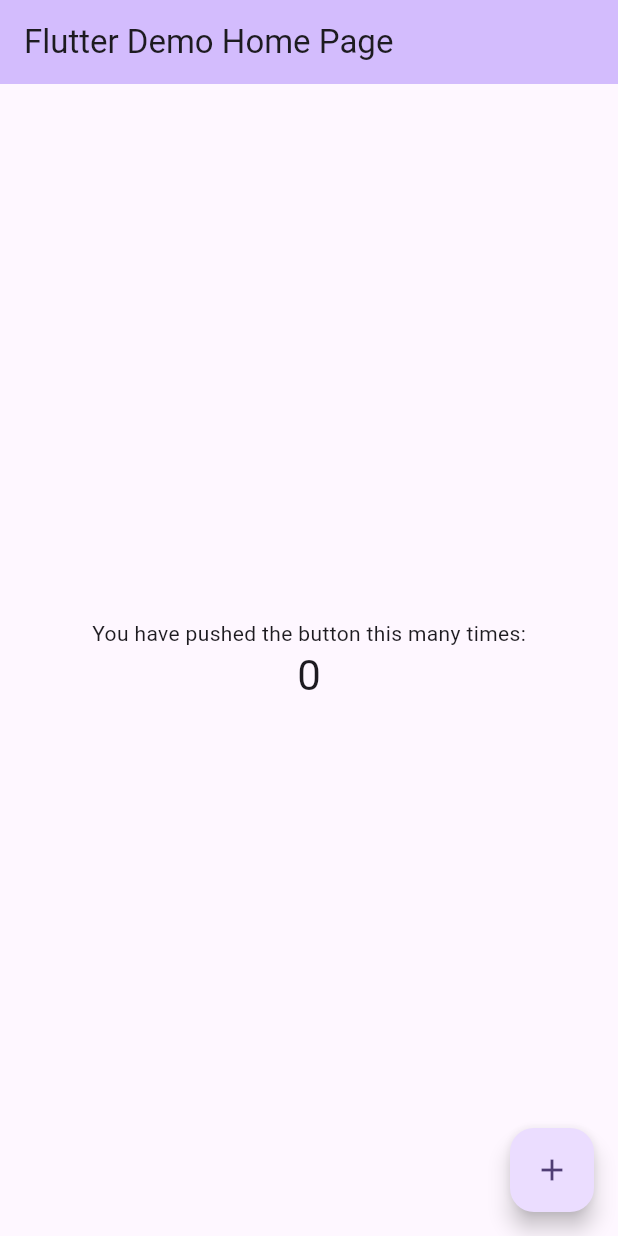
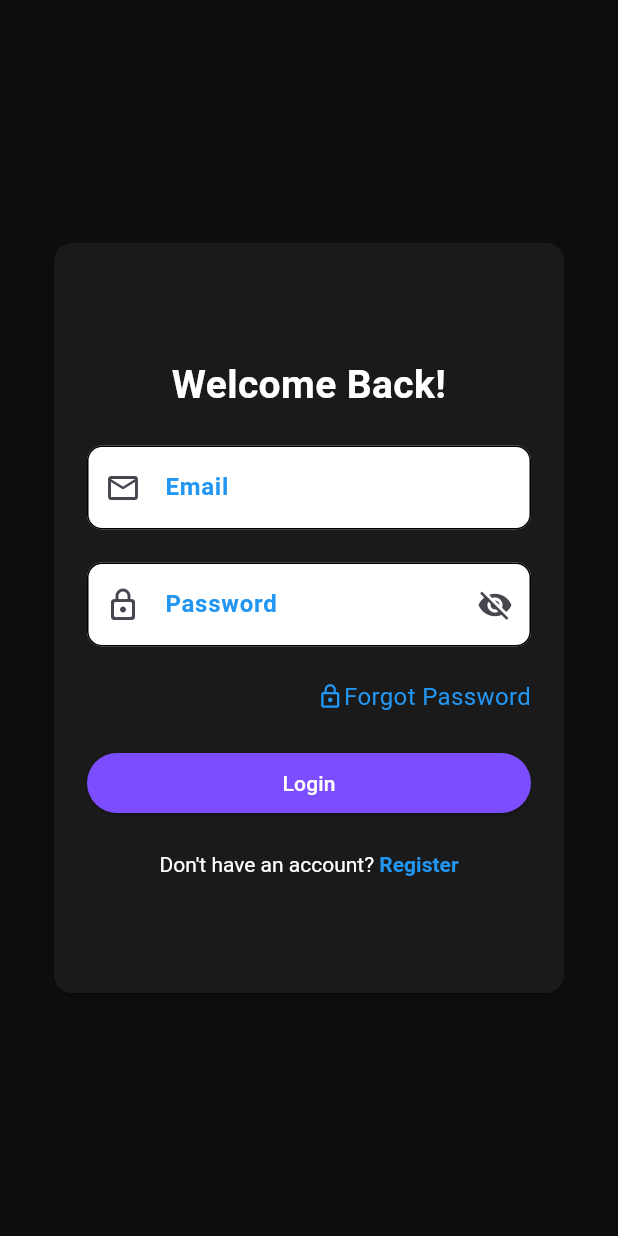
Before and after one commit to sinancholakkal/password_manager, a Flutter app: the screen it shows after launch, on a phone screen of 412 x 824 dp. Run offline on Flutter 3.47's test engine with Material 3 defaults, Android fonts, the phone set to English and light mode, and no system bars; our stand-ins replace firebase_core, go_router; accounts and stored records are empty.

Commit message:
Login screen added

```diff
--- a/lib/main.dart
+++ b/lib/main.dart
@@ -1,122 +1,27 @@
+import 'package:firebase_core/firebase_core.dart';
 import 'package:flutter/material.dart';
+import 'package:password_manager/firebase_options.dart';
+import 'package:password_manager/routes/app_router.dart';
+import 'package:password_manager/views/login_screen.dart';
 
-void main() {
+void main()async {
+    WidgetsFlutterBinding.ensureInitialized();
+  await Firebase.initializeApp(options: DefaultFirebaseOptions.currentPlatform);
   runApp(const MyApp());
 }
 
 class MyApp extends StatelessWidget {
   const MyApp({super.key});
 
-  // This widget is the root of your application.
   @override
   Widget build(BuildContext context) {
-    return MaterialApp(
-      title: 'Flutter Demo',
+    return MaterialApp.router(
+      debugShowCheckedModeBanner: false,
+      routerConfig: appRouter,
       theme: ThemeData(
-        // This is the theme of your application.
-        //
-        // TRY THIS: Try running your application with "flutter run". You'll see
-        // the application has a purple toolbar. Then, without quitting the app,
-        // try changing the seedColor in the colorScheme below to Colors.green
-        // and then invoke "hot reload" (save your changes or press the "hot
-        // reload" button in a Flutter-supported IDE, or press "r" if you used
-        // the command line to start the app).
-        //
-        // Notice that the counter didn't reset back to zero; the application
-        // state is not lost during the reload. To reset the state, use hot
-        // restart instead.
-        //
-        // This works for code too, not just values: Most code changes can be
-        // tested with just a hot reload.
-        colorScheme: ColorScheme.fromSeed(seedColor: Colors.deepPurple),
+       primaryColor: Color(0xFF1E6F9F),
       ),
-      home: const MyHomePage(title: 'Flutter Demo Home Page'),
+
     );
   }
 }
-
-class MyHomePage extends StatefulWidget {
-  const MyHomePage({super.key, required this.title});
-
-  // This widget is the home page of your application. It is stateful, meaning
-  // that it has a State object (defined below) that contains fields that affect
-  // how it looks.
-
-  // This class is the configuration for the state. It holds the values (in this
-  // case the title) provided by the parent (in this case the App widget) and
-  // used by the build method of the State. Fields in a Widget subclass are
-  // always marked "final".
-
-  final String title;
-
-  @override
-  State<MyHomePage> createState() => _MyHomePageState();
-}
-
-class _MyHomePageState extends State<MyHomePage> {
-  int _counter = 0;
-
-  void _incrementCounter() {
-    setState(() {
-      // This call to setState tells the Flutter framework that something has
-      // changed in this State, which causes it to rerun the build method below
-      // so that the display can reflect the updated values. If we changed
-      // _counter without calling setState(), then the build method would not be
-      // called again, and so nothing would appear to happen.
-      _counter++;
-    });
-  }
-
-  @override
-  Widget build(BuildContext context) {
-    // This method is rerun every time setState is called, for instance as done
-    // by the _incrementCounter method above.
-    //
-    // The Flutter framework has been optimized to make rerunning build methods
-    // fast, so that you can just rebuild anything that needs updating rather
-    // than having to individually change instances of widgets.
-    return Scaffold(
-      appBar: AppBar(
-        // TRY THIS: Try changing the color here to a specific color (to
-        // Colors.amber, perhaps?) and trigger a hot reload to see the AppBar
-        // change color while the other colors stay the same.
-        backgroundColor: Theme.of(context).colorScheme.inversePrimary,
-        // Here we take the value from the MyHomePage object that was created by
-        // the App.build method, and use it to set our appbar title.
-        title: Text(widget.title),
-      ),
-      body: Center(
-        // Center is a layout widget. It takes a single child and positions it
-        // in the middle of the parent.
-        child: Column(
-          // Column is also a layout widget. It takes a list of children and
-          // arranges them vertically. By default, it sizes itself to fit its
-          // children horizontally, and tries to be as tall as its parent.
-          //
-          // Column has various properties to control how it sizes itself and
-          // how it positions its children. Here we use mainAxisAlignment to
-          // center the children vertically; the main axis here is the vertical
-          // axis because Columns are vertical (the cross axis would be
-          // horizontal).
-          //
-          // TRY THIS: Invoke "debug painting" (choose the "Toggle Debug Paint"
-          // action in the IDE, or press "p" in the console), to see the
-          // wireframe for each widget.
-          mainAxisAlignment: MainAxisAlignment.center,
-          children: <Widget>[
-            const Text('You have pushed the button this many times:'),
-            Text(
-              '$_counter',
-              style: Theme.of(context).textTheme.headlineMedium,
-            ),
-          ],
-        ),
-      ),
-      floatingActionButton: FloatingActionButton(
-        onPressed: _incrementCounter,
-        tooltip: 'Increment',
-        child: const Icon(Icons.add),
-      ), // This trailing comma makes auto-formatting nicer for build methods.
-    );
-  }
-}
--- a/lib/routes/app_router.dart
+++ b/lib/routes/app_router.dart
@@ -1,12 +1,14 @@
-import 'package:go_router/go_router.dart';
-import 'package:team_week_task/views/home_screen.dart';
-import 'package:team_week_task/views/login_screen.dart';
-import 'package:team_week_task/views/register_screen.dart';
-import 'package:team_week_task/views/splash_screen.dart';
 
 
+
+import 'package:go_router/go_router.dart';
+import 'package:password_manager/views/home_screen.dart';
+import 'package:password_manager/views/login_screen.dart';
+import 'package:password_manager/views/register_screen.dart';
+import 'package:password_manager/views/splash_screen.dart';
+
 final GoRouter appRouter = GoRouter(
-  initialLocation: '/splash',
+  initialLocation: '/login',
   routes: [
     GoRoute(path: '/login', builder: (context, state) => const LoginScreen()),
     GoRoute(
--- /dev/null
+++ b/lib/utils/app_color.dart
@@ -0,0 +1,13 @@
+// ignore_for_file: constant_identifier_names
+
+import 'package:flutter/material.dart';
+
+final kWhite = Colors.white;
+const kBlack = Colors.black;
+const kGrey = Colors.grey;
+const kBlue = Colors.blue;
+const KBcolor = Colors.deepPurpleAccent;
+const Kred = Colors.red;
+
+Color bgcolor = Color(0xFF0D0D0D);
+Color bgcard = Color(0xFF1A1A1A);
--- /dev/null
+++ b/lib/utils/app_sizedbox.dart
@@ -0,0 +1,14 @@
+import 'package:flutter/material.dart';
+
+class AppSizedBox {
+  // Vertical spaces
+  static const SizedBox h20 = SizedBox(height: 20);
+  static const SizedBox h16 = SizedBox(height: 16);
+  static const SizedBox h24 = SizedBox(height: 24);
+  static const SizedBox h70 = SizedBox(height: 60);
+
+  // Horizontal spaces
+  static const SizedBox w8 = SizedBox(width: 8);
+  static const SizedBox w16 = SizedBox(width: 16);
+  static const SizedBox w24 = SizedBox(width: 24);
+}
--- /dev/null
+++ b/lib/utils/app_sizes.dart
@@ -0,0 +1,5 @@
+const double Klheight = 500;
+const double Klwidth = 340;
+const double KRwidth = 340;
+const double KRheight = 950;
+const double kmenuRadius = 14;
--- /dev/null
+++ b/lib/utils/app_string.dart
@@ -0,0 +1,23 @@
+class AppStrings {
+  static const String forgotPassword = "Forgot Password";
+  static const String login = "Login";
+  static const String register = "Register";
+  static const String email = "Email";
+  static const String password = "Password";
+  static const String dontaccount = "Don't have an account?";
+  static const String welcomeback = "Welcome Back!";
+  static const String createAnAcc = "Create an Account";
+  static const String name = "Name";
+  static const String contactno = "Contact No";
+  static const String conformpassword = "Confirm Password";
+  static const String alreadycc = "Already have an account";
+  static const String lSuccessMsg = "Successfully logged in";
+  static const String cancel = "cancel";
+  static const conform = "Yes, Confirm";
+  static const logout = "Logout";
+  static const logoutContent = "Are you sure you want to logout?";
+  static const logoutS = "Logout successful";
+  static const logoutF = "Logout failed";
+ static final List<String> genders = ["Male", "Female", "Other"];
+
+}
--- /dev/null
+++ b/lib/utils/validators.dart
@@ -0,0 +1,60 @@
+class Validation {
+  static String? emailValidation(String? value) {
+    if (value == null || value.isEmpty) {
+      return "Email cannot be empty";
+    } else if (!value.endsWith("@gmail.com")) {
+      return "Invalid email address";
+    } else {
+      return null;
+    }
+  }
+
+  static String? passWordValidation(String? value) {
+    if (value == null || value.isEmpty) {
+      return "Password cannot be empty";
+    } else if (value.length < 6) {
+      return "Password must be at least 6 characters long";
+    } else {
+      return null;
+    }
+  }
+
+  static String? conformPasswordValidation(
+      {required String? value,
+      required String? password,
+      required String? conformPassword}) {
+    if (value == null || value.isEmpty) {
+      return "Conform password cannot be empty";
+    } else if (password != conformPassword) {
+      return "Passwords do not match.";
+    } else {
+      return null;
+    }
+  }
+
+  static String? nameValidate({required String? value,String comment = "Name"}) {
+    if (value == null || value.isEmpty) {
+      return "$comment is required";
+    } else {
+      return null;
+    }
+  }
+
+  static String? phoneNumberValidate({required String? value}) {
+    if (value == null || value.isEmpty) {
+      return "Phone number is required";
+    } else if (value.length != 10) {
+      return "Please enter valid number";
+    } else {
+      return null;
+    }
+  }
+
+  static String? addressValidate({required String? value}) {
+    if (value == null || value.isEmpty) {
+      return "Address is required";
+    } else {
+      return null;
+    }
+  }
+}
--- a/lib/views/home_screen.dart
+++ b/lib/views/home_screen.dart
@@ -0,0 +1,12 @@
+import 'package:flutter/material.dart';
+
+class HomeScreen extends StatelessWidget {
+  const HomeScreen({super.key});
+
+  @override
+  Widget build(BuildContext context) {
+    return Scaffold(
+
+    );
+  }
+}
--- a/lib/views/login_screen.dart
+++ b/lib/views/login_screen.dart
@@ -0,0 +1,41 @@
+
+import 'package:flutter/material.dart';
+import 'package:password_manager/utils/app_color.dart';
+import 'package:password_manager/utils/app_sizedbox.dart';
+import 'package:password_manager/utils/app_sizes.dart';
+import 'package:password_manager/utils/app_string.dart';
+import 'package:password_manager/views/widgets/card_top_session.dart';
+import 'package:password_manager/views/widgets/cardlogin_form_session.dart';
+
+
+class LoginScreen extends StatelessWidget {
+  const LoginScreen({super.key});
+
+  @override
+  Widget build(BuildContext context) {
+    return Scaffold(
+      backgroundColor: bgcolor,
+      body: SafeArea(
+        child: Center(
+          child: Card(
+            color: bgcard,
+            child: SizedBox(
+              width: Klwidth,
+              height: Klheight,
+              child: Column(
+                mainAxisAlignment: MainAxisAlignment.center,
+                children: [
+                  AppSizedBox.h20,
+                  //Icon and greet------
+                  CardTopSession(text: AppStrings.welcomeback,),
+                  //CardLoginFormSession--------
+                  CardLoginFormSession(),
+                ],
+              ),
+            ),
+          ),
+        ),
+      ),
+    );
+  }
+}
--- a/lib/views/register_screen.dart
+++ b/lib/views/register_screen.dart
@@ -0,0 +1,10 @@
+import 'package:flutter/material.dart';
+
+class RegisterScreen extends StatelessWidget {
+  const RegisterScreen({super.key});
+
+  @override
+  Widget build(BuildContext context) {
+    return Scaffold();
+  }
+}
--- a/lib/views/splash_screen.dart
+++ b/lib/views/splash_screen.dart
@@ -0,0 +1,10 @@
+import 'package:flutter/material.dart';
+
+class SplashScreen extends StatelessWidget {
+  const SplashScreen({super.key});
+
+  @override
+  Widget build(BuildContext context) {
+    return Scaffold();
+  }
+}
--- /dev/null
+++ b/lib/views/widgets/card_top_session.dart
@@ -0,0 +1,19 @@
+import 'package:flutter/material.dart';
+import 'package:password_manager/utils/app_color.dart';
+import 'package:password_manager/views/widgets/text_feild.dart';
+
+
+class CardTopSession extends StatelessWidget {
+  final String text;
+  const CardTopSession({super.key, required this.text});
+
+  @override
+  Widget build(BuildContext context) {
+    return TextWidget(
+          text: text,
+          color: kWhite,
+          fontWeight: FontWeight.bold,
+          size: 26,
+        );
+  }
+}
--- /dev/null
+++ b/lib/views/widgets/cardlogin_form_session.dart
@@ -0,0 +1,117 @@
+import 'dart:developer';
+
+import 'package:flutter/material.dart';
+import 'package:go_router/go_router.dart';
+import 'package:password_manager/utils/app_color.dart';
+import 'package:password_manager/utils/app_string.dart';
+import 'package:password_manager/utils/validators.dart';
+import 'package:password_manager/views/widgets/elevated_button.dart';
+import 'package:password_manager/views/widgets/rich_text_widget.dart';
+import 'package:password_manager/views/widgets/text_feild.dart';
+import 'package:password_manager/views/widgets/text_form_widget.dart';
+
+
+class CardLoginFormSession extends StatefulWidget {
+  const CardLoginFormSession({super.key});
+
+  @override
+  State<CardLoginFormSession> createState() => _CardLoginFormSessionState();
+}
+
+class _CardLoginFormSessionState extends State<CardLoginFormSession> {
+  final emailController = TextEditingController();
+
+  final passwordController = TextEditingController();
+
+  final _formKey = GlobalKey<FormState>();
+
+  @override
+  void dispose() {
+    emailController.dispose();
+    passwordController.dispose();
+    super.dispose();
+  }
+
+  @override
+  Widget build(BuildContext context) {
+    // return BlocListener<AuthBloc, AuthState>(
+    //   listener: (context, state) {
+    //     if (state is AuthLoadingState) {
+    //       loadingWidget(context);
+    //     } else if (state is AuthLoadedState) {
+    //       context.pop();
+    //       flutterToast(msg: state.message);
+    //       context.go("/home");
+    //     } else if (state is AuthErrorState) {
+    //       context.pop();
+    //       flutterToast(msg: state.errorMessage);
+    //     }
+    //   },
+      return Form(
+        key: _formKey,
+        child: Padding(
+          padding: const EdgeInsets.all(22),
+          child: Column(
+            spacing: 22,
+            children: [
+              TextFormFieldWidget(
+                labeltext: AppStrings.email,
+                controller: emailController,
+                prefixIcon: Icons.email_outlined,
+                validator: (p0) {
+                  return Validation.emailValidation(p0);
+                },
+              ),
+              TextFormFieldWidget(
+                type: TypeOfField.password,
+                labeltext: AppStrings.password,
+                controller: passwordController,
+                prefixIcon: Icons.lock_outline_rounded,
+                validator: (p0) {
+                  return Validation.passWordValidation(p0);
+                },
+              ),
+              Row(
+                mainAxisAlignment: MainAxisAlignment.end,
+                children: [
+                  Icon(Icons.lock_outline, color: kBlue, size: 18),
+
+                  TextWidget(
+                    text: AppStrings.forgotPassword,
+                    color: kBlue,
+                    size: 16,
+                  ),
+                ],
+              ),
+              //Button for navigation---------------
+              ElevatedWidget(
+                text: AppStrings.login,
+                onPressed: () {
+                  if (_formKey.currentState!.validate()) {
+                     log(" Validated--------------------");
+                    // context.read<AuthBloc>().add(
+                    //   LoaginEvent(
+                    //     email: emailController.text.trim(),
+                    //     password: passwordController.text.trim(),
+                    //   ),
+                    // );
+                    log("Event called");
+                  } else {
+                    log("Not Validated--------------------");
+                  }
+                },
+              ),
+              //Rich text widget-----------
+              RichTextWidget(
+                text: AppStrings.dontaccount,
+                eventText: " ${AppStrings.register}",
+                onTap: () {
+                  context.go("/register");
+                },
+              ),
+            ],
+          ),
+        ),
+      );
+  }
+}
--- /dev/null
+++ b/lib/views/widgets/elevated_button.dart
@@ -0,0 +1,29 @@
+import 'package:flutter/material.dart';
+import 'package:password_manager/utils/app_color.dart';
+
+class ElevatedWidget extends StatelessWidget {
+  final String text;
+  Function()? onPressed;
+   ElevatedWidget({
+    super.key,
+    required this.text,
+    this.onPressed
+  });
+
+  @override
+  Widget build(BuildContext context) {
+    return SizedBox(
+      width: double.infinity,
+      child: ElevatedButton(
+        onPressed: onPressed,
+        style: ElevatedButton.styleFrom(
+          backgroundColor: KBcolor,
+          shape: RoundedRectangleBorder(
+            borderRadius: BorderRadius.circular(30),
+          ),
+        ),
+        child: Text(text,style: TextStyle(color: kWhite),),
+      ),
+    );
+  }
+}
--- /dev/null
+++ b/lib/views/widgets/rich_text_widget.dart
@@ -0,0 +1,33 @@
+import 'package:flutter/gestures.dart';
+import 'package:flutter/material.dart';
+import 'package:password_manager/utils/app_color.dart';
+
+// ignore: must_be_immutable
+class RichTextWidget extends StatelessWidget {
+  void Function()? onTap;
+  String text;
+  String eventText;
+  RichTextWidget({
+    super.key,
+    this.onTap,
+    required this.text,
+    required this.eventText,
+  });
+
+  @override
+  Widget build(BuildContext context) {
+    return RichText(
+      text: TextSpan(
+        text: text,
+        style: TextStyle(color: kWhite),
+        children: [
+          TextSpan(
+            style: TextStyle(fontWeight: FontWeight.bold, color: Colors.blue),
+            text: eventText,
+            recognizer: TapGestureRecognizer()..onTap = onTap,
+          ),
+        ],
+      ),
+    );
+  }
+}
--- /dev/null
+++ b/lib/views/widgets/text_feild.dart
@@ -0,0 +1,30 @@
+import 'package:flutter/material.dart';
+
+class TextWidget extends StatelessWidget {
+  final String text;
+  final Color? color;
+  final double? size;
+  final FontWeight? fontWeight;
+  final TextOverflow textOverflow;
+  final int maxLine;
+
+  const TextWidget(
+      {super.key,
+      required this.text,
+      this.color = Colors.white,
+      this.size = 20,
+      this.fontWeight,
+      this.textOverflow = TextOverflow.ellipsis,
+      this.maxLine =1});
+
+  @override
+  Widget build(BuildContext context) {
+    return Text(
+      textAlign: TextAlign.center,
+      maxLines: maxLine,
+      overflow: TextOverflow.ellipsis,
+      text,
+      style: TextStyle(color: color, fontSize: size, fontWeight: fontWeight),
+    );
+  }
+}
--- /dev/null
+++ b/lib/views/widgets/text_form_widget.dart
@@ -0,0 +1,74 @@
+import 'package:flutter/material.dart';
+import 'package:password_manager/utils/app_color.dart';
+
+class TextFormFieldWidget extends StatefulWidget {
+  final TextEditingController? controller;
+  final String? Function(String?)? validator;
+  final int maxLine;
+  final IconData? prefixIcon;
+  final String labeltext;
+
+  final TypeOfField type;
+  const TextFormFieldWidget({
+    super.key,
+    required this.controller,
+    required this.validator,
+    this.maxLine = 1,
+    this.prefixIcon,
+    this.labeltext = "",
+    this.type = TypeOfField.normal,
+  });
+
+  @override
+  State<TextFormFieldWidget> createState() => _TextFormFieldWidgetState();
+}
+
+class _TextFormFieldWidgetState extends State<TextFormFieldWidget> {
+  bool hide = true;
+
+  @override
+  Widget build(BuildContext context) {
+    return TextFormField(
+      obscureText: widget.type == TypeOfField.normal ? false : hide,
+      maxLines: widget.maxLine,
+      autovalidateMode: AutovalidateMode.onUserInteraction,
+      validator: widget.validator,
+      controller: widget.controller,
+
+      decoration: InputDecoration(
+        suffixIcon: (widget.type == TypeOfField.password)
+            ? IconButton(
+                onPressed: () {
+                  setState(() {
+                    hide = !hide;
+                  });
+                },
+                icon: Icon(hide ? Icons.visibility_off : Icons.visibility),
+              )
+            : null,
+        label: Text(widget.labeltext),
+        labelStyle: TextStyle(color: kBlue,fontWeight: FontWeight.bold),
+        prefixIcon: (widget.prefixIcon != null)
+            ? Icon(widget.prefixIcon)
+            : null,
+        border: InputBorder.none,
+        filled: true,
+        fillColor: kWhite,
+        focusedBorder: OutlineInputBorder(
+          borderRadius: BorderRadius.circular(10),
+        ),
+        enabledBorder: OutlineInputBorder(
+          borderRadius: BorderRadius.circular(10),
+        ),
+        errorBorder: OutlineInputBorder(
+          borderRadius: BorderRadius.circular(10),
+        ),
+        focusedErrorBorder: OutlineInputBorder(
+          borderRadius: BorderRadius.circular(10),
+        ),
+      ),
+    );
+  }
+}
+
+enum TypeOfField { normal, password }
```
Also changed, not shown: 1 other file.
